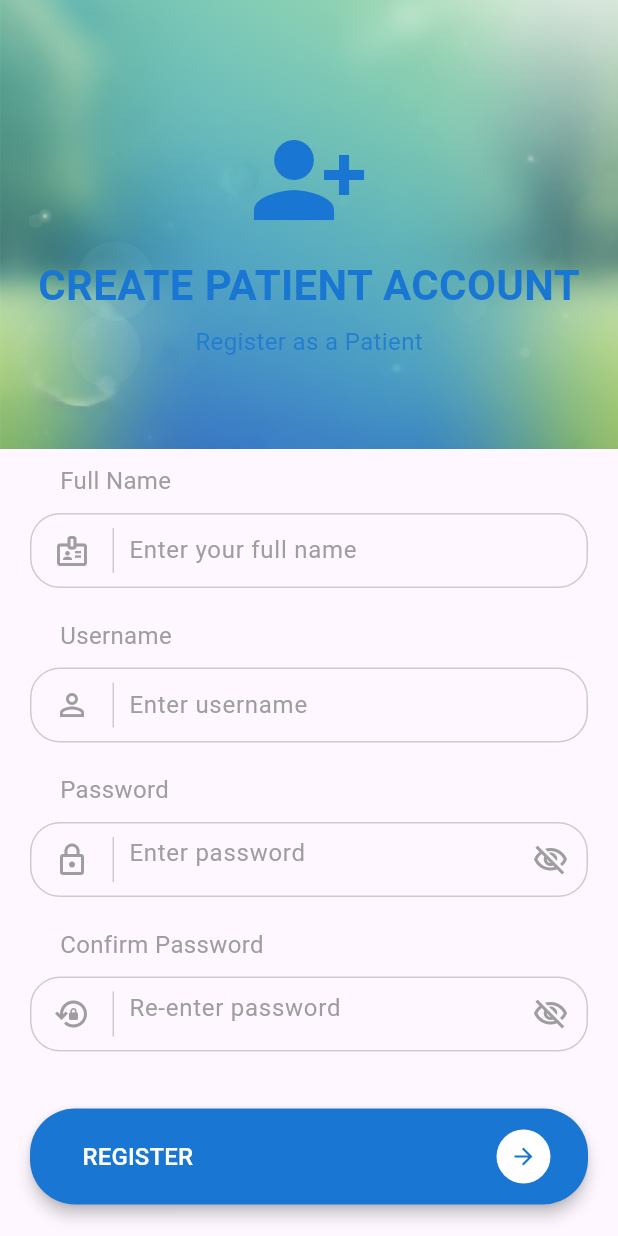
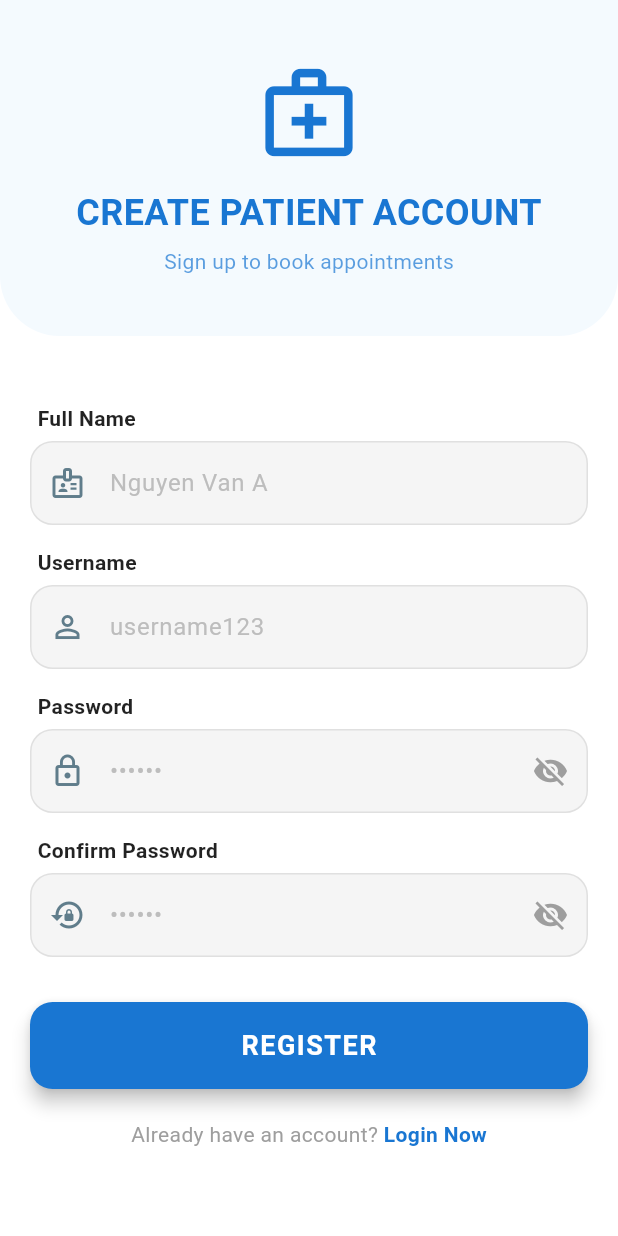
Before and after one commit to NhatChaMuc/HealthCarePJ, a Flutter app: the RegisterScreen screen opened by its route, on a phone screen of 412 x 824 dp. Run offline on Flutter 3.47's test engine with Material 3 defaults, Android fonts, the phone set to English and light mode, and no system bars; our stand-ins replace google_fonts.

Commit message:
Refactor RegisterScreen for improved UI and logic

```diff
--- a/healthcare_flutter/lib/RegisterScreen.dart
+++ b/healthcare_flutter/lib/RegisterScreen.dart
@@ -1,6 +1,5 @@
-// ignore: file_names
 import 'package:flutter/material.dart';
-import 'auth_service.dart';
+import 'auth_service.dart'; // Đảm bảo đường dẫn import đúng với project của bạn
 
 class RegisterScreen extends StatefulWidget {
   const RegisterScreen({super.key});
@@ -10,11 +9,13 @@ class RegisterScreen extends StatefulWidget {
 }
 
 class _RegisterScreenState extends State<RegisterScreen> {
+  // Controller để lấy dữ liệu nhập vào
   final TextEditingController fullNameController = TextEditingController();
   final TextEditingController usernameController = TextEditingController();
   final TextEditingController passwordController = TextEditingController();
   final TextEditingController confirmPasswordController = TextEditingController();
 
+  // Biến trạng thái ẩn/hiện mật khẩu
   bool _obscure = true;
   bool _obscureConfirm = true;
   bool _loading = false;
@@ -30,14 +31,16 @@ class _RegisterScreenState extends State<RegisterScreen> {
     super.dispose();
   }
 
+  // Hàm xử lý đăng ký
   Future<void> _register() async {
     final fullName = fullNameController.text.trim();
     final username = usernameController.text.trim();
     final password = passwordController.text.trim();
     final confirm = confirmPasswordController.text.trim();
 
+    // 1. Kiểm tra dữ liệu đầu vào
     if (fullName.isEmpty || username.isEmpty || password.isEmpty || confirm.isEmpty) {
-      _toast("⚠️ Vui lòng điền đầy đủ Họ tên, Tên đăng nhập, Mật khẩu và Nhập lại mật khẩu");
+      _toast("⚠️ Vui lòng điền đầy đủ thông tin!");
       return;
     }
     if (password.length < 6) {
@@ -52,167 +55,184 @@ class _RegisterScreenState extends State<RegisterScreen> {
     setState(() => _loading = true);
 
     try {
-      // Giữ nguyên AuthService hiện tại: truyền ngầm PATIENT/BASIC
+      // 2. Gửi về Backend (Gán cứng PATIENT và BASIC)
       final String? error = await _authService.register(
         fullName,
         username,
         password,
-        "PATIENT", // ẩn trên UI, cố định cho bệnh nhân
-        "BASIC",   // ẩn trên UI, mặc định
+        "PATIENT", // <--- QUAN TRỌNG: Luôn luôn là PATIENT
+        "BASIC",   // <--- Mặc định
       );
 
       if (error == null) {
+        // Thành công
         _toast("✅ Đăng ký thành công! Vui lòng đăng nhập.");
-        if (mounted) Navigator.pop(context);
+        if (mounted) Navigator.pop(context); // Quay về màn hình Login
       } else {
+        // Thất bại (User tồn tại, lỗi mạng...)
         _toast("❌ $error");
       }
     } catch (e) {
-      _toast("❌ Lỗi không xác định: $e");
+      _toast("❌ Lỗi hệ thống: $e");
     } finally {
       if (mounted) setState(() => _loading = false);
     }
   }
 
   void _toast(String msg) {
-    ScaffoldMessenger.of(context).showSnackBar(SnackBar(content: Text(msg)));
+    ScaffoldMessenger.of(context).showSnackBar(SnackBar(
+      content: Text(msg),
+      behavior: SnackBarBehavior.floating,
+    ));
   }
 
   @override
   Widget build(BuildContext context) {
-    const primaryColor = Color(0xFF1976D2);
+    const primaryColor = Color(0xFF1976D2); // Màu xanh chủ đạo
 
     return Scaffold(
+      backgroundColor: Colors.white,
       resizeToAvoidBottomInset: true,
       body: SafeArea(
         child: SingleChildScrollView(
           child: Column(
             crossAxisAlignment: CrossAxisAlignment.start,
             children: [
-              // Header
+              // --- HEADER ---
               Container(
                 width: double.infinity,
-                alignment: Alignment.center,
-                padding: const EdgeInsets.only(top: 80, bottom: 60),
-                decoration: const BoxDecoration(
-                  image: DecorationImage(
-                    image: AssetImage("assets/1.png"),
-                    fit: BoxFit.cover,
+                padding: const EdgeInsets.symmetric(vertical: 40),
+                decoration: BoxDecoration(
+                  color: Colors.blue.withOpacity(0.05),
+                  borderRadius: const BorderRadius.only(
+                    bottomLeft: Radius.circular(40),
+                    bottomRight: Radius.circular(40),
                   ),
                 ),
                 child: Column(
                   children: [
-                    Icon(Icons.person_add_alt_1, size: 80, color: primaryColor),
-                    const SizedBox(height: 10),
-                    Text(
+                    const Icon(Icons.medical_services_outlined, size: 70, color: primaryColor),
+                    const SizedBox(height: 15),
+                    const Text(
                       "CREATE PATIENT ACCOUNT",
                       style: TextStyle(
-                        fontSize: 28,
+                        fontSize: 24,
                         fontWeight: FontWeight.bold,
                         color: primaryColor,
                       ),
                     ),
-                    const SizedBox(height: 6),
+                    const SizedBox(height: 5),
                     Text(
-                      "Register as a Patient",
+                      "Sign up to book appointments",
                       style: TextStyle(
-                        color: primaryColor.withOpacity(0.8),
-                        fontSize: 16,
+                        color: primaryColor.withOpacity(0.7),
+                        fontSize: 14,
                       ),
                     ),
                   ],
                 ),
               ),
 
-              // Full name
-              const Padding(
-                padding: EdgeInsets.only(left: 40.0, top: 10),
-                child: Text("Full Name",
-                    style: TextStyle(color: Colors.grey, fontSize: 16.0)),
-              ),
+              const SizedBox(height: 30),
+
+              // --- FORM INPUT ---
+
+              // 1. Full Name
+              _buildLabel("Full Name"),
               _buildInputField(
                 controller: fullNameController,
                 icon: Icons.badge_outlined,
-                hint: "Enter your full name",
+                hint: "Nguyen Van A",
               ),
 
-              // Username
-              const Padding(
-                padding: EdgeInsets.only(left: 40.0, top: 10),
-                child: Text("Username",
-                    style: TextStyle(color: Colors.grey, fontSize: 16.0)),
-              ),
+              // 2. Username
+              _buildLabel("Username"),
               _buildInputField(
                 controller: usernameController,
                 icon: Icons.person_outline,
-                hint: "Enter username",
+                hint: "username123",
               ),
 
-              // Password
-              const Padding(
-                padding: EdgeInsets.only(left: 40.0, top: 10),
-                child: Text("Password",
-                    style: TextStyle(color: Colors.grey, fontSize: 16.0)),
-              ),
+              // 3. Password
+              _buildLabel("Password"),
               _buildInputField(
                 controller: passwordController,
                 icon: Icons.lock_outline,
-                hint: "Enter password",
+                hint: "••••••",
                 obscure: _obscure,
                 suffix: IconButton(
                   icon: Icon(
-                    _obscure ? Icons.visibility_off_outlined : Icons.visibility_outlined,
+                    _obscure ? Icons.visibility_off : Icons.visibility,
                     color: Colors.grey,
                   ),
                   onPressed: () => setState(() => _obscure = !_obscure),
                 ),
               ),
 
-              // Confirm password
-              const Padding(
-                padding: EdgeInsets.only(left: 40.0, top: 10),
-                child: Text("Confirm Password",
-                    style: TextStyle(color: Colors.grey, fontSize: 16.0)),
-              ),
+              // 4. Confirm Password
+              _buildLabel("Confirm Password"),
               _buildInputField(
                 controller: confirmPasswordController,
-                icon: Icons.lock_reset_outlined,
-                hint: "Re-enter password",
+                icon: Icons.lock_reset,
+                hint: "••••••",
                 obscure: _obscureConfirm,
                 suffix: IconButton(
                   icon: Icon(
-                    _obscureConfirm ? Icons.visibility_off_outlined : Icons.visibility_outlined,
+                    _obscureConfirm ? Icons.visibility_off : Icons.visibility,
                     color: Colors.grey,
                   ),
                   onPressed: () => setState(() => _obscureConfirm = !_obscureConfirm),
                 ),
               ),
 
-              const SizedBox(height: 20),
+              const SizedBox(height: 30),
 
+              // --- BUTTON REGISTER ---
               _loading
                   ? const Center(child: CircularProgressIndicator())
-                  : _buildMainButton(
-                      text: "REGISTER",
-                      color: primaryColor,
-                      icon: Icons.arrow_forward,
+                  : Container(
+                      width: double.infinity,
+                      margin: const EdgeInsets.symmetric(horizontal: 20),
+                      child: ElevatedButton(
+                        style: ElevatedButton.styleFrom(
+                          backgroundColor: primaryColor,
+                          padding: const EdgeInsets.symmetric(vertical: 16),
+                          shape: RoundedRectangleBorder(
+                            borderRadius: BorderRadius.circular(15),
+                          ),
+                          elevation: 5,
+                        ),
                         onPressed: _register,
-                    ),
-
-              Padding(
-                padding: const EdgeInsets.symmetric(vertical: 25.0),
-                child: Center(
-                  child: TextButton(
-                    onPressed: () => Navigator.pop(context),
-                    child: Text(
-                      "ALREADY HAVE AN ACCOUNT?",
+                        child: const Text(
+                          "REGISTER",
                           style: TextStyle(
-                        color: primaryColor,
-                        fontWeight: FontWeight.w600,
-                        letterSpacing: 0.5,
+                            color: Colors.white,
+                            fontSize: 18,
+                            fontWeight: FontWeight.bold,
+                            letterSpacing: 1,
                           ),
                         ),
                       ),
+                    ),
+
+              // --- LOGIN LINK ---
+              Padding(
+                padding: const EdgeInsets.symmetric(vertical: 20.0),
+                child: Row(
+                  mainAxisAlignment: MainAxisAlignment.center,
+                  children: [
+                    const Text("Already have an account? ", style: TextStyle(color: Colors.grey)),
+                    GestureDetector(
+                      onTap: () => Navigator.pop(context),
+                      child: const Text(
+                        "Login Now",
+                        style: TextStyle(
+                          color: primaryColor,
+                          fontWeight: FontWeight.bold,
+                        ),
+                      ),
+                    ),
+                  ],
                 ),
               ),
             ],
@@ -222,7 +242,22 @@ class _RegisterScreenState extends State<RegisterScreen> {
     );
   }
 
-  // UI helpers
+  // Widget Label nhỏ phía trên ô nhập
+  Widget _buildLabel(String text) {
+    return Padding(
+      padding: const EdgeInsets.only(left: 25.0, top: 15, bottom: 5),
+      child: Text(
+        text,
+        style: const TextStyle(
+          color: Colors.black87,
+          fontSize: 14,
+          fontWeight: FontWeight.w600,
+        ),
+      ),
+    );
+  }
+
+  // Widget Ô nhập liệu
   Widget _buildInputField({
     required TextEditingController controller,
     required IconData icon,
@@ -231,67 +266,22 @@ class _RegisterScreenState extends State<RegisterScreen> {
     Widget? suffix,
   }) {
     return Container(
-      margin: const EdgeInsets.symmetric(vertical: 10.0, horizontal: 20.0),
+      margin: const EdgeInsets.symmetric(horizontal: 20.0),
       decoration: BoxDecoration(
-        border: Border.all(color: Colors.grey.withOpacity(0.5), width: 1.0),
-        borderRadius: BorderRadius.circular(20.0),
+        color: Colors.grey[100],
+        borderRadius: BorderRadius.circular(15.0),
+        border: Border.all(color: Colors.grey.shade300),
       ),
-      child: Row(
-        children: <Widget>[
-          Padding(
-            padding: const EdgeInsets.symmetric(vertical: 10.0, horizontal: 15.0),
-            child: Icon(icon, color: Colors.grey),
-          ),
-          Container(
-            height: 30.0,
-            width: 1.0,
-            color: Colors.grey.withOpacity(0.5),
-            margin: const EdgeInsets.only(right: 10.0),
-          ),
-          Expanded(
       child: TextField(
         controller: controller,
         obscureText: obscure,
         decoration: InputDecoration(
+          prefixIcon: Icon(icon, color: Colors.blueGrey),
           border: InputBorder.none,
           hintText: hint,
-                hintStyle: const TextStyle(color: Colors.grey),
+          hintStyle: TextStyle(color: Colors.grey[400]),
+          contentPadding: const EdgeInsets.symmetric(horizontal: 15, vertical: 15),
           suffixIcon: suffix,
-              ),
-            ),
-          ),
-        ],
-      ),
-    );
-  }
-
-  Widget _buildMainButton({
-    required String text,
-    required Color color,
-    required IconData icon,
-    required VoidCallback onPressed,
-  }) {
-    return Container(
-      margin: const EdgeInsets.symmetric(horizontal: 20.0, vertical: 8.0),
-      child: ElevatedButton(
-        style: ElevatedButton.styleFrom(
-          backgroundColor: color,
-          padding: const EdgeInsets.symmetric(vertical: 14, horizontal: 25),
-          shape: RoundedRectangleBorder(borderRadius: BorderRadius.circular(30.0)),
-          elevation: 4,
-        ),
-        onPressed: onPressed,
-        child: Row(
-          children: [
-            const SizedBox(width: 10),
-            Text(text, style: const TextStyle(color: Colors.white, fontSize: 16)),
-            const Spacer(),
-            CircleAvatar(
-              radius: 18,
-              backgroundColor: Colors.white,
-              child: Icon(icon, color: color),
-            ),
-          ],
         ),
       ),
     );
```
Lines whose indentation alone changed are shown as unchanged.
